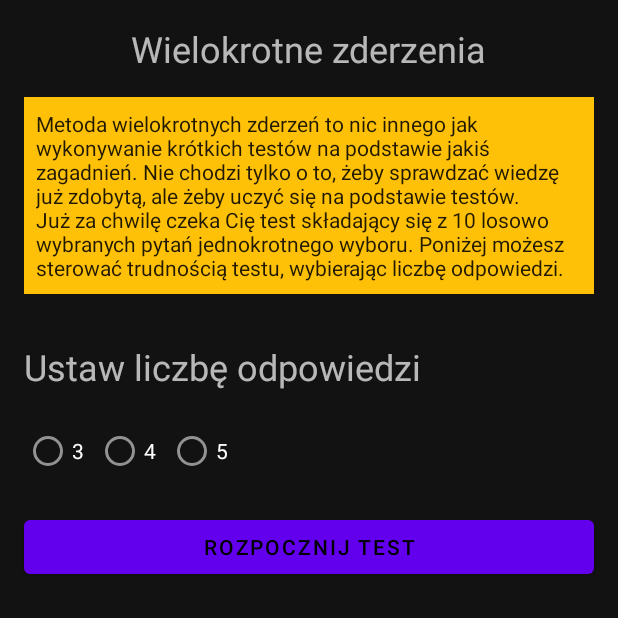
After one commit to kpencak/Teach_Me, an Android app: the RepeatingActivity screen opened directly, with no data from a screen before it, on a phone screen of 412 x 824 dp, the top half of it. The commit adds this screen. Run offline under Robolectric (Android 15) with nearby library versions, the phone set to English and light mode, and no system bars.

Commit message:
Added test method and did some refactoring like moved some things to methods or deleted unused imports

```diff
--- a/app/src/main/java/kpencak/teachme/dictionary/DictionaryItemDao.java
+++ b/app/src/main/java/kpencak/teachme/dictionary/DictionaryItemDao.java
@@ -13,6 +13,9 @@ import java.util.List;
 public interface DictionaryItemDao {
     @Query("SELECT * FROM dictionary")
     LiveData<List<DictionaryItem>> getAll();
+
+    @Query("SELECT * FROM dictionary")
+    List<DictionaryItem> getAllList();
 
     @Insert(onConflict = OnConflictStrategy.IGNORE)
     void insert(DictionaryItem item);
--- a/app/src/main/java/kpencak/teachme/dictionary/DictionaryItemViewModel.java
+++ b/app/src/main/java/kpencak/teachme/dictionary/DictionaryItemViewModel.java
@@ -47,4 +47,6 @@ public class DictionaryItemViewModel extends AndroidViewModel {
     public List<DictionaryItem> getRandomItems(int number_of_items) {
         return dictionaryItemDao.getRandItems(number_of_items);
     }
+
+    public List<DictionaryItem> getAllList() { return dictionaryItemDao.getAllList(); }
 }
--- a/app/src/main/java/kpencak/teachme/dictionary/NewDictionaryItem.java
+++ b/app/src/main/java/kpencak/teachme/dictionary/NewDictionaryItem.java
@@ -3,14 +3,11 @@ package kpencak.teachme.dictionary;
 import android.content.Intent;
 import android.os.Bundle;
 
-import com.google.android.material.floatingactionbutton.FloatingActionButton;
 import com.google.android.material.snackbar.Snackbar;
 
 import androidx.appcompat.app.AppCompatActivity;
-import androidx.appcompat.widget.Toolbar;
 
 import android.text.TextUtils;
-import android.view.View;
 import android.widget.Button;
 import android.widget.EditText;
 
--- /dev/null
+++ b/app/src/main/java/kpencak/teachme/repeating_method/RepeatingActivity.java
@@ -0,0 +1,36 @@
+package kpencak.teachme.repeating_method;
+
+import android.content.Intent;
+import android.os.Bundle;
+import android.widget.Button;
+import android.widget.RadioButton;
+import android.widget.RadioGroup;
+import android.widget.Toast;
+
+import androidx.appcompat.app.AppCompatActivity;
+
+import kpencak.teachme.R;
+
+public class RepeatingActivity extends AppCompatActivity {
+
+    @Override
+    protected void onCreate(Bundle savedInstanceState) {
+        super.onCreate(savedInstanceState);
+        setContentView(R.layout.activity_repeating);
+
+        Button startTest = findViewById(R.id.btn_start_test);
+
+        startTest.setOnClickListener(view -> {
+            RadioGroup answersOption = findViewById(R.id.radioGroupNumber);
+            int selectedId = answersOption.getCheckedRadioButtonId();
+            if (selectedId != -1) {
+                Intent intent = new Intent(this, TestActivity.class);
+                RadioButton selectedButton = findViewById(selectedId);
+                int numberOfAnswers = Integer.parseInt(selectedButton.getText().toString());
+                intent.putExtra("numberOfAnswers", numberOfAnswers);
+                startActivity(intent);
+            } else
+                Toast.makeText(this, "Proszę wybrać opcję", Toast.LENGTH_SHORT).show();
+        });
+    }
+}
--- /dev/null
+++ b/app/src/main/res/layout/activity_repeating.xml
@@ -0,0 +1,106 @@
+<?xml version="1.0" encoding="utf-8"?>
+<androidx.constraintlayout.widget.ConstraintLayout xmlns:android="http://schemas.android.com/apk/res/android"
+    xmlns:app="http://schemas.android.com/apk/res-auto"
+    xmlns:tools="http://schemas.android.com/tools"
+    android:layout_width="match_parent"
+    android:layout_height="match_parent"
+    tools:context=".repeating_method.RepeatingActivity">
+
+    <TextView
+        android:id="@+id/repeating_method_name"
+        android:layout_width="wrap_content"
+        android:layout_height="wrap_content"
+        android:layout_marginStart="16dp"
+        android:layout_marginLeft="16dp"
+        android:layout_marginTop="16dp"
+        android:layout_marginEnd="16dp"
+        android:layout_marginRight="16dp"
+        android:text="@string/repeating_method_name"
+        android:textSize="24sp"
+        app:layout_constraintEnd_toEndOf="parent"
+        app:layout_constraintStart_toStartOf="parent"
+        app:layout_constraintTop_toTopOf="parent" />
+
+    <TextView
+        android:id="@+id/repeating_method_desc"
+        android:layout_width="match_parent"
+        android:layout_height="wrap_content"
+        android:layout_marginStart="16dp"
+        android:layout_marginLeft="16dp"
+        android:layout_marginTop="16dp"
+        android:layout_marginEnd="16dp"
+        android:layout_marginRight="16dp"
+        android:background="#FFC107"
+        android:padding="8dp"
+        android:text="@string/repeating_method_desc"
+        android:textColor="?android:attr/textColorPrimaryInverse"
+        app:layout_constraintEnd_toEndOf="parent"
+        app:layout_constraintStart_toStartOf="parent"
+        app:layout_constraintTop_toBottomOf="@+id/repeating_method_name"
+        app:layout_constraintBottom_toTopOf="@+id/number_of_answers_text"/>
+
+    <TextView
+        android:id="@+id/number_of_answers_text"
+        android:layout_width="match_parent"
+        android:layout_height="wrap_content"
+        android:layout_marginStart="16dp"
+        android:layout_marginLeft="16dp"
+        android:layout_marginTop="32dp"
+        android:layout_marginEnd="16dp"
+        android:layout_marginRight="16dp"
+        android:text="@string/number_of_answers"
+        android:textSize="24sp"
+        app:layout_constraintEnd_toEndOf="parent"
+        app:layout_constraintStart_toStartOf="parent"
+        app:layout_constraintTop_toBottomOf="@+id/repeating_method_desc" />
+
+    <RadioGroup
+        android:id="@+id/radioGroupNumber"
+        android:layout_width="match_parent"
+        android:layout_height="wrap_content"
+        android:layout_marginStart="16dp"
+        android:layout_marginLeft="16dp"
+        android:layout_marginTop="16dp"
+        android:layout_marginEnd="16dp"
+        android:layout_marginRight="16dp"
+        android:layout_marginBottom="16dp"
+        android:orientation="horizontal"
+        app:layout_constraintBottom_toTopOf="@+id/btn_start_test"
+        app:layout_constraintEnd_toEndOf="parent"
+        app:layout_constraintStart_toStartOf="parent"
+        app:layout_constraintTop_toBottomOf="@+id/number_of_answers_text">
+
+        <RadioButton
+            android:layout_width="wrap_content"
+            android:layout_height="wrap_content"
+            android:checked="false"
+            android:text="@string/_3" />
+
+        <RadioButton
+            android:layout_width="wrap_content"
+            android:layout_height="wrap_content"
+            android:checked="false"
+            android:text="@string/_4" />
+
+        <RadioButton
+            android:layout_width="wrap_content"
+            android:layout_height="wrap_content"
+            android:checked="false"
+            android:text="@string/_5" />
+    </RadioGroup>
+
+    <Button
+        android:id="@+id/btn_start_test"
+        android:layout_width="match_parent"
+        android:layout_height="wrap_content"
+        android:layout_marginStart="16dp"
+        android:layout_marginLeft="16dp"
+        android:layout_marginTop="16dp"
+        android:layout_marginEnd="16dp"
+        android:layout_marginRight="16dp"
+        android:text="@string/start_test"
+        app:layout_constraintEnd_toEndOf="parent"
+        app:layout_constraintStart_toStartOf="parent"
+        app:layout_constraintTop_toBottomOf="@+id/radioGroupNumber" />
+
+</androidx.constraintlayout.widget.ConstraintLayout>
--- a/app/src/main/res/layout/activity_show_learn_options.xml
+++ b/app/src/main/res/layout/activity_show_learn_options.xml
@@ -85,7 +85,8 @@
         app:layout_constraintHorizontal_bias="0.5"
         app:layout_constraintStart_toEndOf="@+id/btn_method_3"
         app:layout_constraintTop_toBottomOf="@+id/btn_method_2"
-        android:text="@string/tests_method"/>
+        android:text="@string/tests_method"
+        android:onClick="goToRepeatingMethod"/>
 
     <Button
         android:id="@+id/btn_method_5"
--- a/app/src/main/res/values/strings.xml
+++ b/app/src/main/res/values/strings.xml
@@ -178,5 +178,24 @@
     <string name="long_placeholder">placeholder very very very very very very very very very very very very very very very very long</string>
     <string name="placeholder">placeholder</string>
     <string name="items_to_repeat">Liczba elementów w sesji</string>
+    <string name="repeating_method_name">Wielokrotne zderzenia</string>
+    <string name="repeating_method_desc">
+        Metoda wielokrotnych zderzeń to nic innego jak wykonywanie krótkich testów na podstawie
+        jakiś zagadnień. Nie chodzi tylko o to, żeby sprawdzać wiedzę już zdobytą, ale żeby uczyć
+        się na podstawie testów. Już za chwilę czeka Cię test składający się z 10 losowo wybranych
+        pytań jednokrotnego wyboru. Poniżej możesz sterować trudnością testu, wybierając liczbę
+        odpowiedzi.
+    </string>
+    <string name="number_of_answers">Ustaw liczbę odpowiedzi</string>
+    <string name="number_of_answers_hint">3</string>
+    <string name="start_test">Rozpocznij test</string>
+    <string name="title_activity_test">ScrollingActivity</string>
+    <string name="test">Test</string>
+    <string name="_3">3</string>
+    <string name="_4">4</string>
+    <string name="_5">5</string>
+    <string name="end_test">Zakończ test</string>
+    <string name="back">Wróć</string>
+    <string name="reset_partitions">Resetuj numery przegródek</string>
 
 </resources>
```
Also changed, not shown: app/src/main/AndroidManifest.xml (+7 -1 lines), app/src/main/java/kpencak/teachme/ShowLearnOptionsActivity.java (+6 -5 lines), app/src/main/java/kpencak/teachme/diverse_practice_method/ShowItemActivity.java (+10 -6 lines), app/src/main/java/kpencak/teachme/flashcards_method/PartitionActivity.java (+7 -2 lines), app/src/main/java/kpencak/teachme/repeating_method/SummaryTestActivity.java (added, +57 -0 lines), app/src/main/java/kpencak/teachme/repeating_method/TestActivity.java (added, +176 -0 lines), app/src/main/java/kpencak/teachme/why_method/WhyMethodActivity.java (+1 -11 lines), app/src/main/res/layout/activity_flashcards_method.xml (+18 -2 lines), app/src/main/res/layout/activity_summary_test.xml (added, +73 -0 lines), app/src/main/res/layout/activity_test.xml (added, +71 -0 lines), app/src/main/res/menu/menu_test.xml (added, +10 -0 lines).
